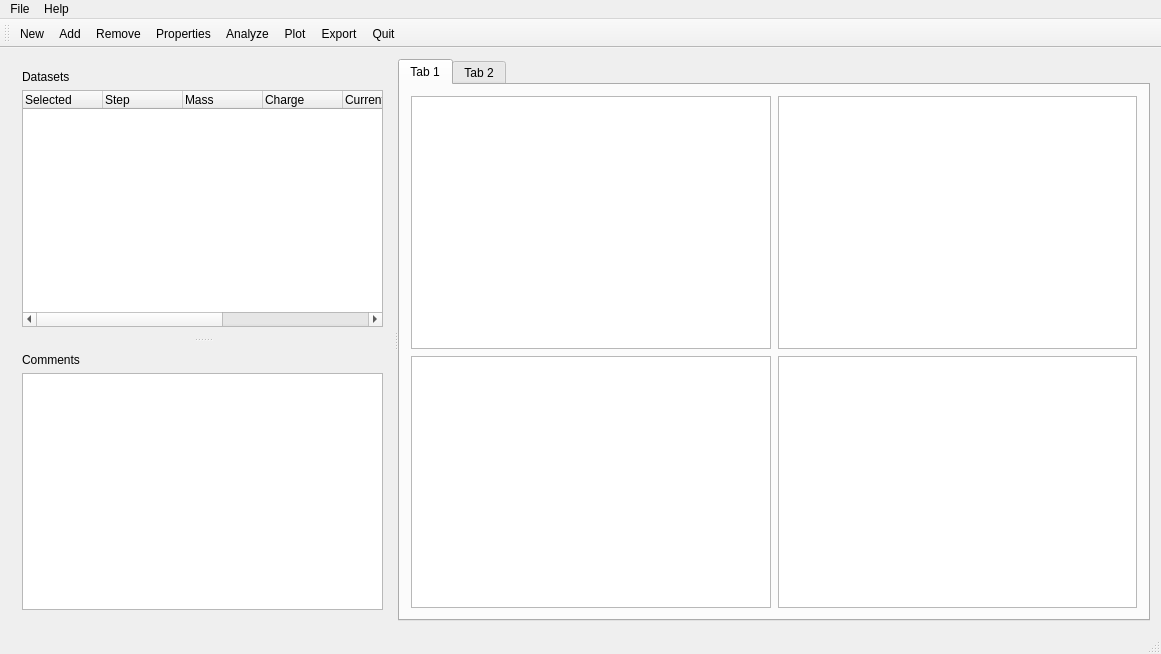
This is py_particle_processor_qt/mainwindow.ui in DanielWinklehner/py_particle_processor as Qt 5 draws it before an edit. The edited form follows.
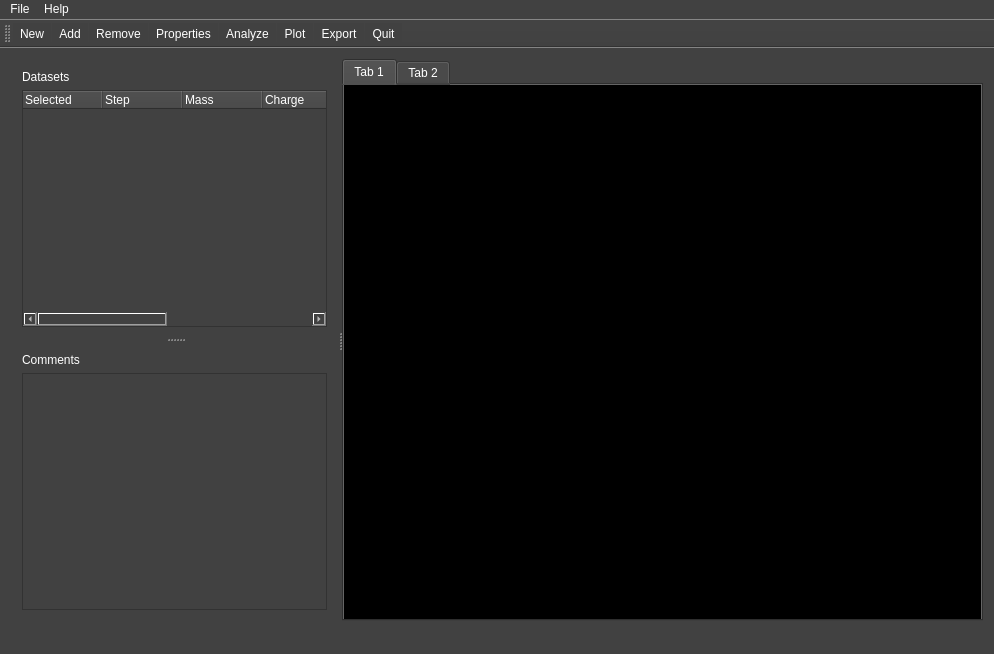
This is the edited form. Icons and pictures are not drawn. Custom widgets are drawn as their Qt base class.

Commit message: Changed style of GUI -DW

The edit to the form file:
```diff
--- a/py_particle_processor_qt/mainwindow.ui
+++ b/py_particle_processor_qt/mainwindow.ui
@@ -6,13 +6,18 @@
    <rect>
     <x>0</x>
     <y>0</y>
-    <width>1161</width>
+    <width>994</width>
     <height>654</height>
    </rect>
   </property>
   <property name="windowTitle">
    <string>PyParticleProcessor</string>
   </property>
+  <property name="styleSheet">
+   <string notr="true">background-color: rgb(65, 65, 65);
+alternate-background-color: rgb(130, 130, 130);
+color: rgb(255, 255, 255);</string>
+  </property>
   <widget class="QWidget" name="centralWidget">
    <layout class="QGridLayout" name="gridLayout">
     <item row="0" column="0">
@@ -123,6 +128,9 @@
         <number>0</number>
        </property>
        <widget class="QWidget" name="tab">
+        <property name="styleSheet">
+         <string notr="true">background-color: rgb(0, 0, 0);</string>
+        </property>
         <attribute name="title">
          <string>Tab 1</string>
         </attribute>
@@ -204,8 +212,8 @@
     <rect>
      <x>0</x>
      <y>0</y>
-     <width>1161</width>
-     <height>25</height>
+     <width>994</width>
+     <height>21</height>
     </rect>
    </property>
    <property name="defaultUp">
```
The commit also changes 2 other files.
